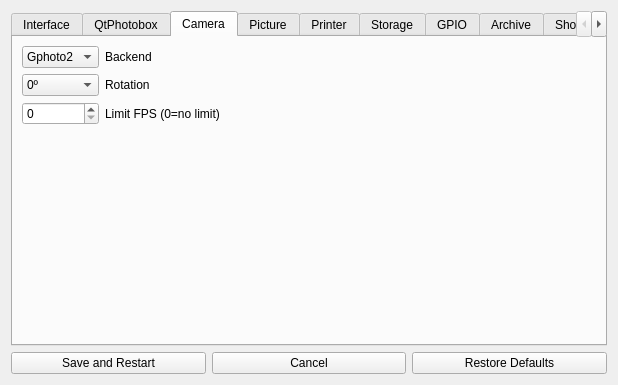
This is gui/settingswidget.ui in andyboeh/qtphotobox as Qt 5 draws it before an edit. The edited form follows.
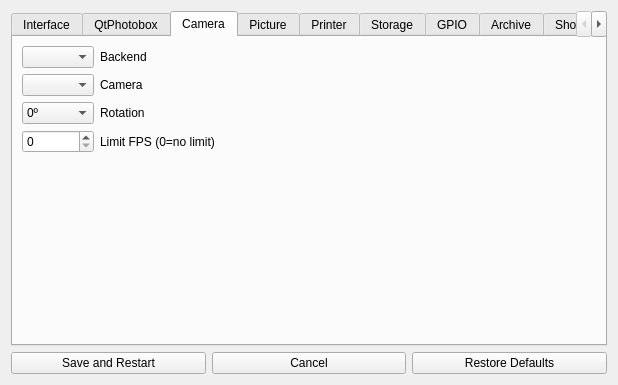
This is the edited form. The open tabs and pages were chosen to show the change.

Diff of the .ui file:
```diff
--- a/gui/settingswidget.ui
+++ b/gui/settingswidget.ui
@@ -243,6 +243,19 @@
        <string>Camera</string>
       </attribute>
       <layout class="QGridLayout" name="gridLayout_3">
+       <item row="5" column="1">
+        <spacer name="verticalSpacer_3">
+         <property name="orientation">
+          <enum>Qt::Vertical</enum>
+         </property>
+         <property name="sizeHint" stdset="0">
+          <size>
+           <width>20</width>
+           <height>40</height>
+          </size>
+         </property>
+        </spacer>
+       </item>
        <item row="0" column="1">
         <widget class="QLabel" name="label_8">
          <property name="text">
@@ -250,69 +263,20 @@
          </property>
         </widget>
        </item>
-       <item row="2" column="2">
-        <spacer name="horizontalSpacer_3">
-         <property name="orientation">
-          <enum>Qt::Horizontal</enum>
-         </property>
-         <property name="sizeHint" stdset="0">
-          <size>
-           <width>40</width>
-           <height>20</height>
-          </size>
-         </property>
-        </spacer>
-       </item>
        <item row="0" column="0">
-        <widget class="QComboBox" name="cmbBackend">
-         <item>
-          <property name="text">
-           <string>Gphoto2</string>
-          </property>
-         </item>
-         <item>
-          <property name="text">
-           <string>Generic</string>
-          </property>
-         </item>
-         <item>
-          <property name="text">
-           <string>Dummy</string>
-          </property>
-         </item>
-        </widget>
+        <widget class="QComboBox" name="cmbBackend"/>
        </item>
-       <item row="2" column="0">
+       <item row="3" column="0">
         <widget class="QSpinBox" name="spinFps"/>
        </item>
-       <item row="4" column="1">
-        <spacer name="verticalSpacer_3">
-         <property name="orientation">
-          <enum>Qt::Vertical</enum>
-         </property>
-         <property name="sizeHint" stdset="0">
-          <size>
-           <width>20</width>
-           <height>40</height>
-          </size>
-         </property>
-        </spacer>
-       </item>
        <item row="2" column="1">
-        <widget class="QLabel" name="label_9">
-         <property name="text">
-          <string>Limit FPS (0=no limit)</string>
-         </property>
-        </widget>
-       </item>
-       <item row="1" column="1">
         <widget class="QLabel" name="label_10">
          <property name="text">
           <string>Rotation</string>
          </property>
         </widget>
        </item>
-       <item row="1" column="0">
+       <item row="2" column="0">
         <widget class="QComboBox" name="cmbRotation">
          <item>
           <property name="text">
@@ -336,6 +300,36 @@
          </item>
         </widget>
        </item>
+       <item row="3" column="1">
+        <widget class="QLabel" name="label_9">
+         <property name="text">
+          <string>Limit FPS (0=no limit)</string>
+         </property>
+        </widget>
+       </item>
+       <item row="3" column="2">
+        <spacer name="horizontalSpacer_3">
+         <property name="orientation">
+          <enum>Qt::Horizontal</enum>
+         </property>
+         <property name="sizeHint" stdset="0">
+          <size>
+           <width>40</width>
+           <height>20</height>
+          </size>
+         </property>
+        </spacer>
+       </item>
+       <item row="1" column="0">
+        <widget class="QComboBox" name="cmbCameraDevice"/>
+       </item>
+       <item row="1" column="1">
+        <widget class="QLabel" name="label_37">
+         <property name="text">
+          <string>Camera</string>
+         </property>
+        </widget>
+       </item>
       </layout>
      </widget>
      <widget class="QWidget" name="tabPicture">
```
Left out of the diff: 31 changed lines with no effect on the pictures.
